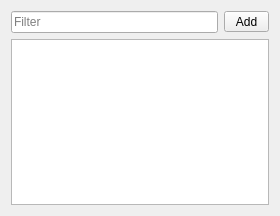
gamedevtech/GamePlay-nextgen, file tools/editor/src/SceneView.ui: the form before one commit.
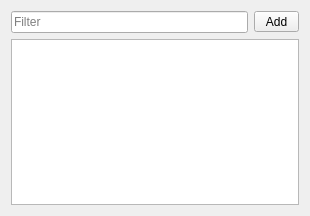
The form after the commit. Icons and pictures are not drawn.

What changed in the file:
```diff
--- a/tools/editor/src/SceneView.ui
+++ b/tools/editor/src/SceneView.ui
@@ -6,7 +6,7 @@
    <rect>
     <x>0</x>
     <y>0</y>
-    <width>280</width>
+    <width>310</width>
     <height>216</height>
    </rect>
   </property>
```
